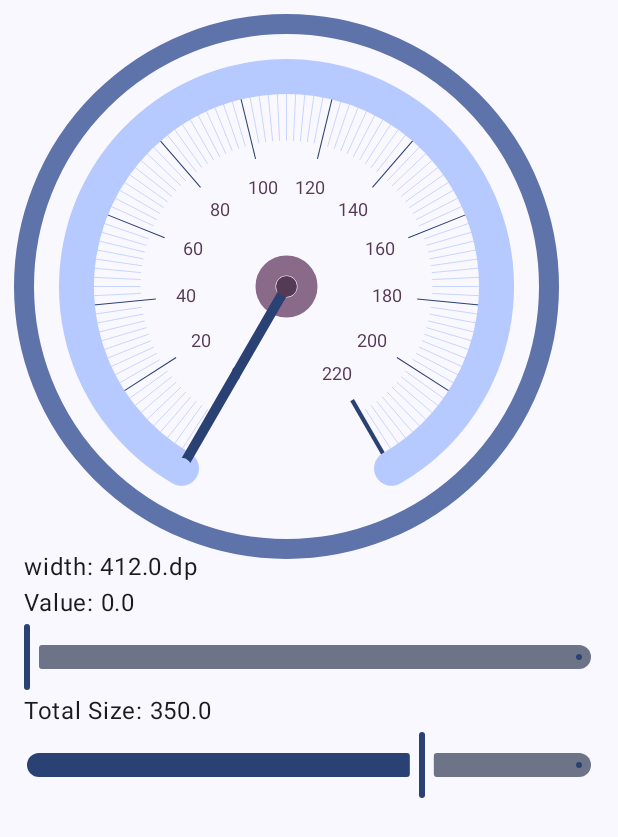
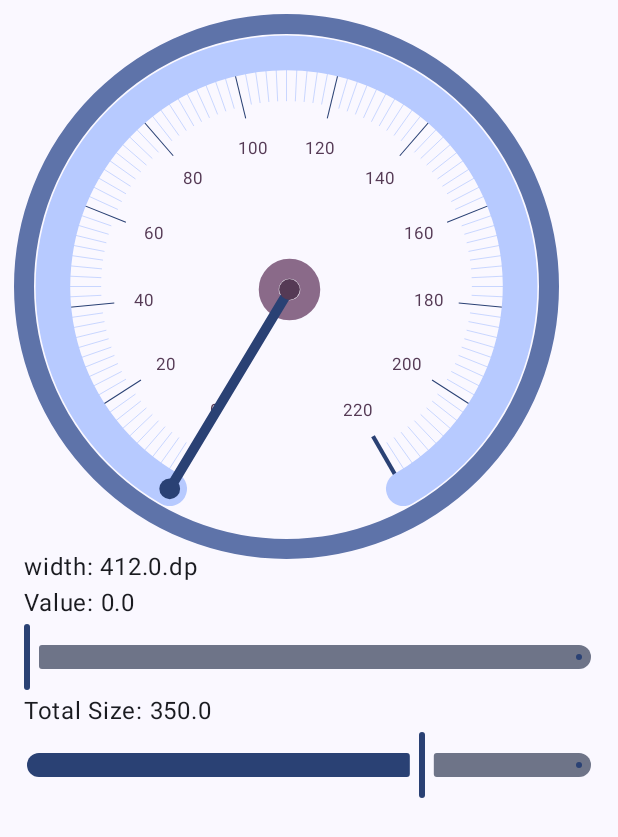
Before and after one commit to yamin8000/Gauge, an Android app built with Jetpack Compose: the screen it shows after launch (MainActivity), on a phone screen of 412 x 824 dp. Shown: the top 837 px of the screen. Run offline under Robolectric (Android 15) with nearby library versions, the phone set to English and light mode, and no system bars.

Commit message:
more refactors

```diff
--- a/Gauge/src/main/java/com/github/yamin8000/gauge/main/Gauge.kt
+++ b/Gauge/src/main/java/com/github/yamin8000/gauge/main/Gauge.kt
@@ -21,6 +21,7 @@
 
 package com.github.yamin8000.gauge.main
 
+import androidx.compose.animation.animateColorAsState
 import androidx.compose.foundation.Canvas
 import androidx.compose.foundation.layout.BoxWithConstraints
 import androidx.compose.foundation.layout.fillMaxWidth
@@ -32,6 +33,7 @@ import androidx.compose.runtime.remember
 import androidx.compose.ui.Modifier
 import androidx.compose.ui.geometry.Offset
 import androidx.compose.ui.geometry.Size
+import androidx.compose.ui.graphics.Color
 import androidx.compose.ui.graphics.StrokeCap
 import androidx.compose.ui.graphics.drawscope.DrawScope
 import androidx.compose.ui.graphics.drawscope.Stroke
@@ -43,7 +45,6 @@ import androidx.compose.ui.text.rememberTextMeasurer
 import androidx.compose.ui.unit.Dp
 import androidx.compose.ui.unit.dp
 import com.github.yamin8000.gauge.ui.color.GaugeArcColors
-import com.github.yamin8000.gauge.ui.color.GaugeColors
 import com.github.yamin8000.gauge.ui.color.GaugeNeedleColors
 import com.github.yamin8000.gauge.ui.color.GaugeTicksColors
 import com.github.yamin8000.gauge.ui.style.GaugeArcStyle
@@ -60,9 +61,15 @@ import kotlin.math.sin
  * @param value current value of the gauge, this value directly affects Gauge's arc and Gauge's needle style
  * @param modifier refer to [Modifier]
  * @param totalSize total size of this Gauge as a Composable
+ * @param borderInset Gauge's inset relative to the border
  * @param numerics refer to [GaugeNumerics]
  * @param style refer to [GaugeStyle]
- * @param colors refer to [GaugeColors]
+ * @param borderColor
+ * @param centerCircleColor
+ * @param needleColors
+ * @param arcColors
+ * @param ticksColors
+ * @param ticksColorProvider a lambda for fine tune of individual tick color
  *
  * @throws IllegalArgumentException when some parameters are inconsistent with the design
  */
@@ -71,30 +78,31 @@ fun Gauge(
     value: Float,
     modifier: Modifier = Modifier,
     totalSize: Dp = LocalConfiguration.current.screenWidthDp.dp,
+    borderInset: Dp = 4.dp,
     numerics: GaugeNumerics,
     style: GaugeStyle = GaugeStyle(
-        borderWidth = totalSize.value / 20f,
+        borderWidth = totalSize.value / 30f,
         needleStyle = GaugeNeedleStyle(
             ringWidth = totalSize.value / 30f
         )
     ),
-    colors: GaugeColors = GaugeColors(
-        border = MaterialTheme.colorScheme.primaryContainer,
-        centerCircle = MaterialTheme.colorScheme.tertiary,
-        needleColors = GaugeNeedleColors(
+    borderColor: Color = MaterialTheme.colorScheme.primaryContainer,
+    centerCircleColor: Color = MaterialTheme.colorScheme.tertiary,
+    needleColors: GaugeNeedleColors = GaugeNeedleColors(
         needle = MaterialTheme.colorScheme.primary,
         ring = MaterialTheme.colorScheme.tertiaryContainer
     ),
-        arcColors = GaugeArcColors(
+    arcColors: GaugeArcColors = GaugeArcColors(
         off = MaterialTheme.colorScheme.inversePrimary,
         on = MaterialTheme.colorScheme.primary
     ),
-        ticksColors = GaugeTicksColors(
+    ticksColors: GaugeTicksColors = GaugeTicksColors(
         smallTicks = MaterialTheme.colorScheme.inversePrimary,
         bigTicks = MaterialTheme.colorScheme.primary,
         bigTicksLabels = MaterialTheme.colorScheme.tertiary
-        )
-    )
+    ),
+    ticksColorProvider: (List<Pair<Int, Color>>) -> List<Pair<Int, Color>> = { it },
+    arcColorsProvider: (GaugeArcColors, Float, ClosedFloatingPointRange<Float>) -> GaugeArcColors = { _, _,_ -> arcColors }
 ) {
     require(value in numerics.valueRange) { "Gauge value: $value is out of Gauge Value range ${numerics.valueRange}" }
     require(numerics.sweepAngle in 1..360) { "Sweep angle: ${numerics.sweepAngle} must be from 1 to 360" }
@@ -107,54 +115,59 @@ fun Gauge(
             else if (totalSize > maxHeight) maxHeight
             else totalSize
             val totalAngle = numerics.startAngle + numerics.sweepAngle
-            val marksSizeFraction = remember { .8f }
+            val arcSizeFraction = remember { .9f }
             Canvas(
                 modifier = Modifier
                     .width(size)
                     .height(size),
                 onDraw = {
+                    val borderOffset = Offset(borderInset.toPx() / 2, borderInset.toPx() / 2)
                     if (style.hasBorder) {
                         drawCircle(
-                            color = colors.border,
+                            color = borderColor,
                             center = center,
                             style = Stroke(style.borderWidth)
                         )
                     }
                     drawTicks(
+                        borderOffset = borderOffset,
                         numerics = numerics,
                         totalAngle = totalAngle,
-                        colors = colors.ticksColors,
-                        size = size,
+                        colors = ticksColors,
+                        size = size - borderInset,
                         textMeasurer = textMeasurer,
-                        valueRange = numerics.valueRange,
-                        hasNumbers = style.arcStyle.bigTicksHasLabels
+                        hasNumbers = style.arcStyle.bigTicksHasLabels,
+                        ticksColorProvider = ticksColorProvider
                     )
                     if (style.arcStyle.hasArcs) {
                         drawArcs(
-                            size = size,
+                            borderOffset = borderOffset,
+                            size = size - borderInset,
                             style = style.arcStyle,
-                            marksSizeFraction = marksSizeFraction,
-                            colors = colors.arcColors,
+                            arcSizeFraction = arcSizeFraction,
+                            colors = arcColors,
                             numerics = numerics,
                             value = value,
                             valueRange = numerics.valueRange,
-                            totalAngle = totalAngle
+                            totalAngle = totalAngle,
+                            arcColorsProvider = arcColorsProvider
                         )
                     }
                     if (style.needleStyle.hasNeedle) {
                         drawNeedle(
+                            borderOffset = borderOffset,
                             style = style.needleStyle,
-                            colors = colors,
-                            size = size,
+                            colors = needleColors,
+                            size = size - borderInset,
                             value = value,
                             numerics = numerics,
                             totalAngle = totalAngle
                         )
                     }
                     drawCircle(
-                        color = colors.centerCircle,
-                        radius = size.toPx() / 50,
-                        center = center
+                        color = centerCircleColor,
+                        radius = (size - borderInset).toPx() / 50,
+                        center = center.plus(borderOffset)
                     )
                 }
             )
@@ -163,8 +176,9 @@ fun Gauge(
 }
 
 private fun DrawScope.drawNeedle(
+    borderOffset: Offset,
     style: GaugeNeedleStyle,
-    colors: GaugeColors,
+    colors: GaugeNeedleColors,
     size: Dp,
     value: Float,
     numerics: GaugeNumerics,
@@ -172,8 +186,8 @@ private fun DrawScope.drawNeedle(
 ) {
     if (style.hasRing) {
         drawCircle(
-            color = colors.needleColors.ring,
-            center = center,
+            color = colors.ring,
+            center = center.plus(borderOffset),
             style = Stroke(style.ringWidth),
             radius = size.toPx() / 25
         )
@@ -188,51 +202,58 @@ private fun DrawScope.drawNeedle(
     val sin = sin(radian).toFloat()
     val x = translate(cos, -1f..1f, 0f..size.toPx())
     val y = translate(sin, -1f..1f, 0f..size.toPx())
+    val endOffset = Offset(
+        x.minus(cos.times(size.toPx() / 20f)),
+        y.minus(sin.times(size.toPx() / 20f))
+    ).plus(borderOffset)
     drawLine(
-        color = colors.needleColors.needle,
-        start = center,
+        color = colors.needle,
+        start = center.plus(borderOffset),
         strokeWidth = 10f,
         cap = StrokeCap.Round,
-        end = Offset(
-            x.minus(cos.times(size.toPx() / 10f)),
-            y.minus(sin.times(size.toPx() / 10f))
-        )
+        end = endOffset
     )
     if (style.tipHasCircle) {
         drawCircle(
-            color = colors.arcColors.off,
+            color = colors.needle,
             radius = size.toPx() / 50,
-            center = Offset(
-                x.minus(cos.times(size.toPx() / 10f)),
-                y.minus(sin.times(size.toPx() / 10f))
-            )
+            center = endOffset
         )
     }
 }
 
 private fun DrawScope.drawTicks(
+    borderOffset: Offset,
     numerics: GaugeNumerics,
     totalAngle: Int,
     colors: GaugeTicksColors,
     size: Dp,
     textMeasurer: TextMeasurer,
-    valueRange: ClosedFloatingPointRange<Float>,
-    hasNumbers: Boolean
+    hasNumbers: Boolean,
+    ticksColorProvider: (List<Pair<Int, Color>>) -> List<Pair<Int, Color>>
 ) {
-    val startRatio = size.toPx().div(9f)
-    for (value in valueRange.start.toInt()..valueRange.endInclusive.toInt()) {
+    val ticksColors = ticksColorProvider(
+        buildList {
+            (numerics.valueRange.start.toInt()..numerics.valueRange.endInclusive.toInt()).forEach {
+                add(it to colors.smallTicks)
+            }
+        }
+    )
+    val startRatio = size.toPx().div(40f)
+    for (value in numerics.valueRange.start.toInt()..numerics.valueRange.endInclusive.toInt()) {
         val degree = translate(
             value.toFloat(),
-            valueRange,
+            numerics.valueRange,
             numerics.startAngle.toFloat()..totalAngle.toFloat()
         ) + numerics.startAngle
         val degreeInt = degree.toInt()
-        val isMark = value % numerics.smallTicksStep == 0
-        val isPoint = isMark && (value % numerics.bigTicksStep == 0)
-        val isStartOrEnd = isPoint && (degreeInt == numerics.startAngle || degreeInt == totalAngle)
-        val endRatio = if (isPoint) size.toPx().div(4f) else size.toPx().div(4.5f)
-        val width = if (isPoint) size.div(500f).toPx() else size.div(700f).toPx()
-        val markPointColor = if (isPoint) colors.bigTicks else colors.smallTicks
+        val isSmallTick = value % numerics.smallTicksStep == 0
+        val isBigTick = isSmallTick && (value % numerics.bigTicksStep == 0)
+        val isStartOrEnd =
+            isBigTick && (degreeInt == numerics.startAngle || degreeInt == totalAngle)
+        val endRatio = if (isBigTick) size.toPx().div(6f) else size.toPx().div(7f)
+        val width = if (isBigTick) size.div(500f).toPx() else size.div(700f).toPx()
+        val tickColor = if (isBigTick) colors.bigTicks else ticksColors[value].second
 
         val radian = Math.toRadians(degree.toDouble())
         val cos = cos(radian).toFloat()
@@ -243,19 +264,19 @@ private fun DrawScope.drawTicks(
             x.minus(cos.times(endRatio)),
             y.minus(sin.times(endRatio))
         )
-        if (isMark) {
+        if (isSmallTick) {
             drawLine(
-                color = markPointColor,
+                color = tickColor,
                 strokeWidth = if (isStartOrEnd) width.times(4) else width,
                 cap = StrokeCap.Butt,
                 start = Offset(
                     x.minus(cos.times(startRatio)),
                     y.minus(sin.times(startRatio))
-                ),
-                end = endOffset
+                ).plus(borderOffset),
+                end = endOffset.plus(borderOffset)
             )
         }
-        if (hasNumbers && isPoint) {
+        if (hasNumbers && isBigTick) {
             val textSizeFactor = 30f
             val textStyle = TextStyle(
                 color = colors.bigTicksLabels,
@@ -274,7 +295,7 @@ private fun DrawScope.drawTicks(
             drawText(
                 textMeasurer = textMeasurer,
                 text = "$value",
-                topLeft = textOffset,
+                topLeft = textOffset.plus(borderOffset),
                 style = textStyle
             )
         }
@@ -282,40 +303,43 @@ private fun DrawScope.drawTicks(
 }
 
 private fun DrawScope.drawArcs(
+    borderOffset: Offset,
     size: Dp,
     style: GaugeArcStyle,
-    marksSizeFraction: Float,
+    arcSizeFraction: Float,
     colors: GaugeArcColors,
     numerics: GaugeNumerics,
     value: Float,
     valueRange: ClosedFloatingPointRange<Float>,
-    totalAngle: Int
+    totalAngle: Int,
+    arcColorsProvider: (GaugeArcColors, Float, ClosedFloatingPointRange<Float>) -> GaugeArcColors
 ) {
+    val arcColors = arcColorsProvider(colors, value, valueRange)
     val arcStroke = Stroke(
         width = size.toPx() / 15f,
         miter = 0f,
         cap = style.cap
     )
     val arcSize = Size(
-        size.times(marksSizeFraction).toPx(),
-        size.times(marksSizeFraction).toPx()
+        size.times(arcSizeFraction).toPx(),
+        size.times(arcSizeFraction).toPx()
     )
     val arcTopLeft = Offset(
-        size.times((1 - marksSizeFraction) / 2).toPx(),
-        size.times((1 - marksSizeFraction) / 2).toPx()
+        size.times((1 - arcSizeFraction) / 2).toPx(),
+        size.times((1 - arcSizeFraction) / 2).toPx()
     )
     drawArc(
-        color = colors.off,
+        color = arcColors.off,
         startAngle = numerics.startAngle.toFloat(),
         sweepAngle = numerics.sweepAngle.toFloat(),
         useCenter = false,
         style = arcStroke,
         size = arcSize,
-        topLeft = arcTopLeft
+        topLeft = arcTopLeft.plus(borderOffset)
     )
     val alpha = value / valueRange.endInclusive
     drawArc(
-        color = colors.on,
+        color = arcColors.on,
         alpha = if (style.hasProgressiveAlpha && alpha in 0f..1f) alpha else 1f,
         startAngle = numerics.startAngle.toFloat(),
         sweepAngle = translate(
@@ -326,6 +350,6 @@ private fun DrawScope.drawArcs(
         useCenter = false,
         style = arcStroke,
         size = arcSize,
-        topLeft = arcTopLeft
+        topLeft = arcTopLeft.plus(borderOffset)
     )
 }
--- a/Gauge/src/main/java/com/github/yamin8000/gauge/ui/color/GaugeColors.kt
+++ /dev/null
@@ -1,32 +0,0 @@
-/*
- *     Gauge/Gauge.Gauge.main
- *     GaugeColors.kt Copyrighted by Yamin Siahmargooei at 2023/10/31
- *     GaugeColors.kt Last modified copyright at 2023/10/31
- *     This file is part of Gauge/Gauge.Gauge.main.
- *     Copyright (C) 2023  Yamin Siahmargooei
- *
- *     Gauge/Gauge.Gauge.main is free software: you can redistribute it and/or modify
- *     it under the terms of the GNU General Public License as published by
- *     the Free Software Foundation, either version 3 of the License, or
- *     (at your option) any later version.
- *
- *     Gauge/Gauge.Gauge.main is distributed in the hope that it will be useful,
- *     but WITHOUT ANY WARRANTY; without even the implied warranty of
- *     MERCHANTABILITY or FITNESS FOR A PARTICULAR PURPOSE.  See the
- *     GNU General Public License for more details.
- *
- *     You should have received a copy of the GNU General Public License
- *     along with Gauge.  If not, see <https://www.gnu.org/licenses/>.
- */
-
-package com.github.yamin8000.gauge.ui.color
-
-import androidx.compose.ui.graphics.Color
-
-data class GaugeColors(
-    val border: Color,
-    val centerCircle: Color,
-    val needleColors: GaugeNeedleColors,
-    val arcColors: GaugeArcColors,
-    val ticksColors: GaugeTicksColors
-)
--- a/app/src/main/java/com/github/yamin8000/gauge/MainActivity.kt
+++ b/app/src/main/java/com/github/yamin8000/gauge/MainActivity.kt
@@ -35,10 +35,13 @@ import androidx.compose.runtime.mutableFloatStateOf
 import androidx.compose.runtime.remember
 import androidx.compose.runtime.setValue
 import androidx.compose.ui.Modifier
+import androidx.compose.ui.graphics.Color
 import androidx.compose.ui.platform.LocalConfiguration
 import androidx.compose.ui.unit.dp
 import com.github.yamin8000.gauge.main.Gauge
 import com.github.yamin8000.gauge.main.GaugeNumerics
+import com.github.yamin8000.gauge.ui.color.GaugeArcColors
+import com.github.yamin8000.gauge.ui.style.GaugeArcStyle
 import com.github.yamin8000.gauge.ui.style.GaugeStyle
 import com.github.yamin8000.gauge.ui.theme.GaugeTheme
 
@@ -70,8 +73,28 @@ class MainActivity : ComponentActivity() {
                                 ),
                                 style = GaugeStyle(
                                     hasBorder = true,
-                                    needleTipHasCircle = true
-                                )
+                                    arcStyle = GaugeArcStyle(hasProgressiveAlpha = false)
+                                ),
+                                arcColorsProvider = { colors, gaugeValue, range ->
+                                    when (gaugeValue) {
+                                        in range.start..range.endInclusive / 4 -> GaugeArcColors(
+                                            colors.off,
+                                            Color.Red
+                                        )
+
+                                        in range.endInclusive / 4..range.endInclusive / 2 -> GaugeArcColors(
+                                            colors.off,
+                                            Color.Yellow
+                                        )
+
+                                        in range.endInclusive / 2..range.endInclusive * 3 / 4 -> GaugeArcColors(
+                                            colors.off,
+                                            Color(0xFFFF8000)
+                                        )
+
+                                        else -> GaugeArcColors(colors.off, Color.Green)
+                                    }
+                                }
                             )
                             Text("width: $screenWidth")
                             Text("Value: $value")
```
Also changed, not shown: Gauge/src/main/java/com/github/yamin8000/gauge/ui/color/GaugeNeedleColors.kt (line endings or trailing spaces). Lines whose indentation alone changed are shown as unchanged.
